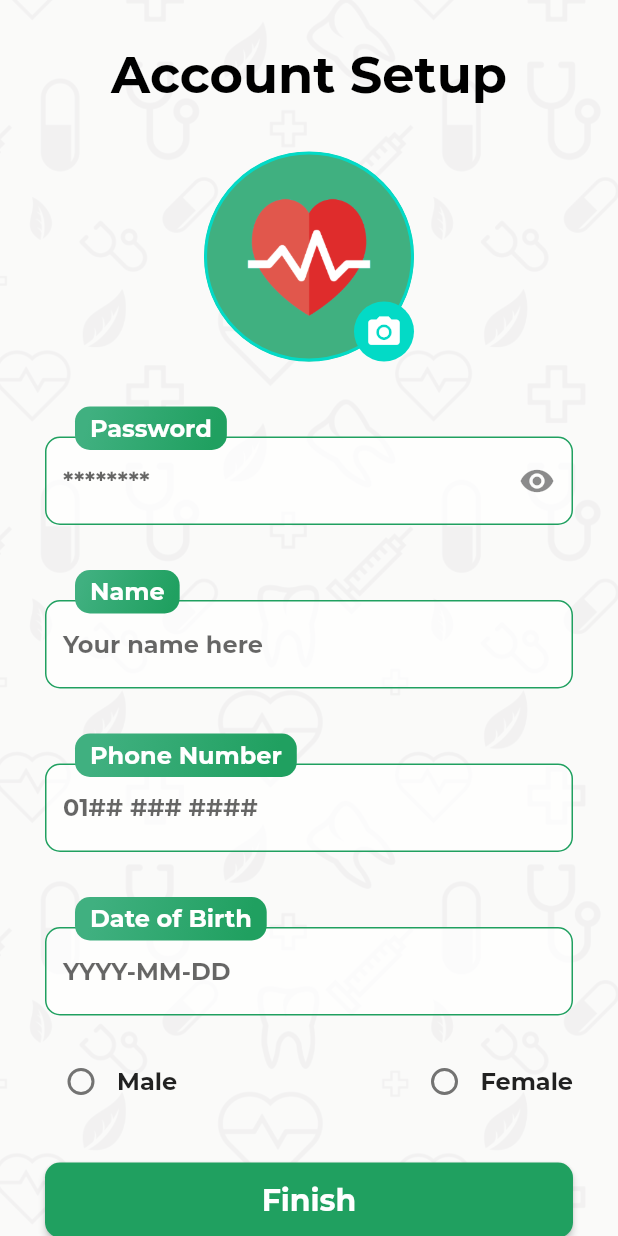
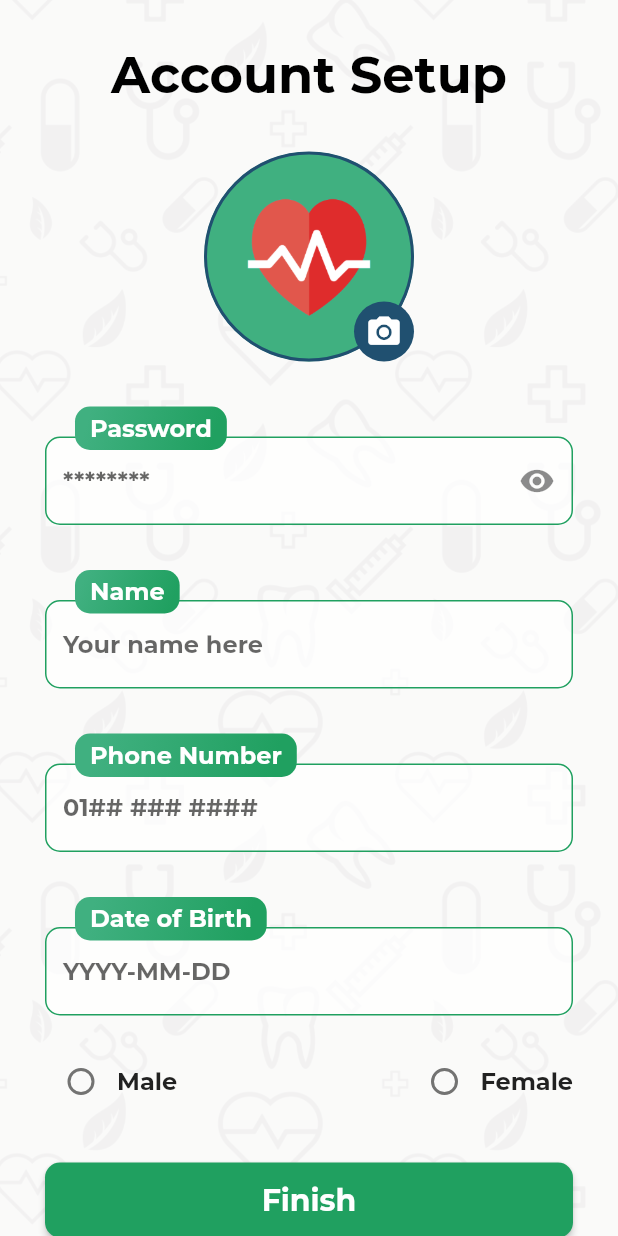
Before and after one commit to Khalidm98/Treat-min_Flutter, a Flutter app: the InfoScreen screen opened by its route, after a tap on the "photo camera" icon, on a phone screen of 412 x 824 dp. Run offline on Flutter 3.47's test engine with Material 2 defaults, Android fonts, the phone set to English and light mode, and no system bars; our stand-ins replace carousel_slider, google_maps_flutter, image_cropper, image_picker, location, shared_preferences and 1 more; missing offline and left inert: flutter_google_places, google_maps_webservice; accounts and stored records are empty; network calls fail.

Commit message:
upgraded flutter to 3.10.6, upgraded som pub packages

```diff
--- a/lib/localizations/app_localizations.dart
+++ b/lib/localizations/app_localizations.dart
@@ -29,7 +29,8 @@ class AppLocalizations {
   }
 }
 
-class _AppLocalizationsDelegate extends LocalizationsDelegate<AppLocalizations> {
+class _AppLocalizationsDelegate
+    extends LocalizationsDelegate<AppLocalizations> {
   const _AppLocalizationsDelegate();
 
   @override
--- a/lib/screens/available_screen.dart
+++ b/lib/screens/available_screen.dart
@@ -1,4 +1,3 @@
-import 'dart:ui';
 import 'package:flutter/material.dart';
 import 'package:provider/provider.dart';
 
@@ -294,8 +293,8 @@ class _AvailableScreenState extends State<AvailableScreen> {
             const SizedBox(height: 20),
             Text(
               t('no_details'),
-              style:
-                  theme.textTheme.headline6!.copyWith(color: theme.accentColor),
+              style: theme.textTheme.headline6!
+                  .copyWith(color: theme.colorScheme.secondary),
               textAlign: TextAlign.center,
             ),
           ],
--- a/lib/screens/booking_screen.dart
+++ b/lib/screens/booking_screen.dart
@@ -251,7 +251,7 @@ class _BookingScreenState extends State<BookingScreen> {
           padding: const EdgeInsets.all(20),
           children: [
             CircleAvatar(
-              backgroundColor: theme.accentColor,
+              backgroundColor: theme.colorScheme.secondary,
               radius: 75,
               child: CircleAvatar(
                 radius: 70,
@@ -353,7 +353,7 @@ class _BookingScreenState extends State<BookingScreen> {
               child: Text(t('book_now')),
               style: ButtonStyle(
                 backgroundColor: MaterialStateProperty.all<Color>(
-                  theme.accentColor,
+                  theme.colorScheme.secondary,
                 ),
               ),
             ),
@@ -384,7 +384,7 @@ class _BookingScreenState extends State<BookingScreen> {
                           ),
                           trailing: Icon(
                             Icons.rate_review,
-                            color: theme.accentColor,
+                            color: theme.colorScheme.secondary,
                           ),
                         )
                       ]
--- a/lib/screens/get_started_screen.dart
+++ b/lib/screens/get_started_screen.dart
@@ -35,7 +35,7 @@ class GetStartedScreen extends StatelessWidget {
                         child: Text(t('log_in')),
                         style: ButtonStyle(
                           backgroundColor: MaterialStateProperty.all<Color>(
-                            Theme.of(context).accentColor,
+                            Theme.of(context).colorScheme.secondary,
                           ),
                           minimumSize: MaterialStateProperty.all<Size>(
                             const Size(0, 40),
--- a/lib/screens/info_screen.dart
+++ b/lib/screens/info_screen.dart
@@ -1,6 +1,5 @@
 import 'dart:io';
 import 'package:flutter/material.dart';
-import 'package:flutter/painting.dart';
 import 'package:image_cropper/image_cropper.dart';
 import 'package:image_picker/image_picker.dart';
 import 'package:path_provider/path_provider.dart';
@@ -62,7 +61,7 @@ class _InfoScreenState extends State<InfoScreen> {
     final pickedFile = await picker.pickImage(source: ImageSource.gallery);
     if (pickedFile != null) {
       final theme = Theme.of(context);
-      final file = await ImageCropper.cropImage(
+      final file = await ImageCropper().cropImage(
         sourcePath: pickedFile.path,
         maxWidth: 400,
         maxHeight: 400,
@@ -74,7 +73,7 @@ class _InfoScreenState extends State<InfoScreen> {
           backgroundColor: Colors.white,
           dimmedLayerColor: Colors.white,
           showCropGrid: false,
-          toolbarColor: theme.accentColor,
+          toolbarColor: theme.colorScheme.secondary,
           toolbarWidgetColor: Colors.grey.shade400,
         ),
       );
@@ -117,7 +116,7 @@ class _InfoScreenState extends State<InfoScreen> {
     if (_imageChanged) {
       final dir = await getApplicationDocumentsDirectory();
       final path = '${dir.path}/user.png';
-      imageCache!.clear();
+      imageCache.clear();
       await _image!.copy(path);
       _account['photo'] = path;
     } else if (_image == null) {
@@ -207,7 +206,8 @@ class _InfoScreenState extends State<InfoScreen> {
                       height: 140,
                       decoration: BoxDecoration(
                         shape: BoxShape.circle,
-                        border: Border.all(color: theme.accentColor, width: 2),
+                        border: Border.all(
+                            color: theme.colorScheme.secondary, width: 2),
                         image: DecorationImage(
                           image: (_image == null
                               ? AssetImage('assets/images/placeholder.png')
@@ -218,7 +218,7 @@ class _InfoScreenState extends State<InfoScreen> {
                     Padding(
                       padding: const EdgeInsets.only(top: 100, left: 100),
                       child: CircleAvatar(
-                        backgroundColor: theme.accentColor,
+                        backgroundColor: theme.colorScheme.secondary,
                         radius: 20,
                         child: IconButton(
                           icon: Icon(
--- a/lib/screens/tabs_screen.dart
+++ b/lib/screens/tabs_screen.dart
@@ -1,4 +1,4 @@
-import 'package:flutter/material.dart';
+import 'package:flutter/material.dart' hide NavigationBar;
 import 'package:carousel_slider/carousel_slider.dart';
 
 import 'account_screen.dart';
--- a/lib/screens/verification_screen.dart
+++ b/lib/screens/verification_screen.dart
@@ -195,7 +195,8 @@ class _VerificationScreenState extends State<VerificationScreen> {
                           children: <TextSpan>[
                             TextSpan(
                               text: t('resend'),
-                              style: TextStyle(color: theme.accentColor),
+                              style:
+                                  TextStyle(color: theme.colorScheme.secondary),
                               recognizer: _resendCode,
                             ),
                           ],
--- a/lib/utils/dialogs.dart
+++ b/lib/utils/dialogs.dart
@@ -23,9 +23,9 @@
           onPressed: onOk == null
               ? () => Navigator.pop(context)
               : () {
-            Navigator.pop(context);
-            onOk();
-          },
+                  Navigator.pop(context);
+                  onOk();
+                },
         ),
       ],
     ),
--- a/lib/utils/maps.dart
+++ b/lib/utils/maps.dart
@@ -6,7 +6,6 @@ import 'package:google_maps_webservice/places.dart';
 
 import 'google_api_key.dart';
 import '../localizations/app_localizations.dart';
-
 
 double distance(LatLng location1, LatLng location2) {
   final lat1 = location1.latitude;
--- a/lib/widgets/navigation_bar.dart
+++ b/lib/widgets/navigation_bar.dart
@@ -34,7 +34,7 @@ class _NavigationBarState extends State<NavigationBar> {
     Future.delayed(Duration.zero, () {
       setState(() {
         _width = MediaQuery.of(context).size.width;
-        _indicatorColor = Theme.of(context).accentColor;
+        _indicatorColor = Theme.of(context).colorScheme.secondary;
       });
     });
   }
```
Also changed, not shown: lib/main.dart (+5 -3 lines), lib/providers/user_data.dart (+8 -6 lines), lib/screens/account_screen.dart (+5 -4 lines), lib/widgets/appointment_card.dart (+8 -5 lines), pubspec.yaml (+4 -4 lines), pubspec.lock, 4 other files.
